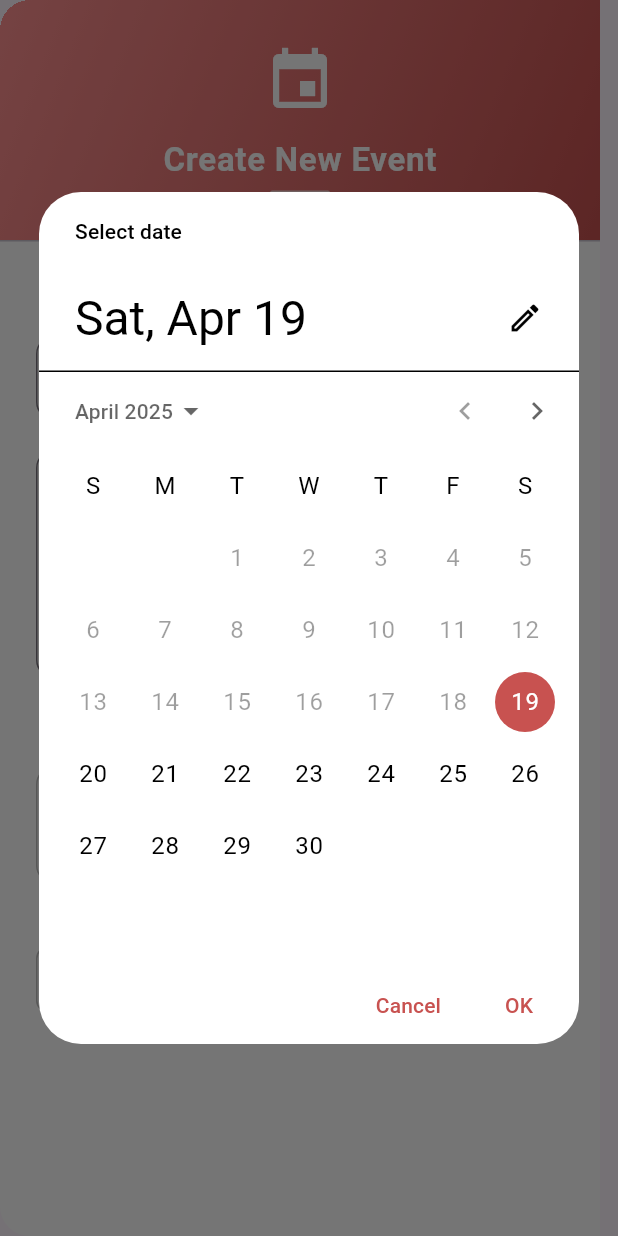
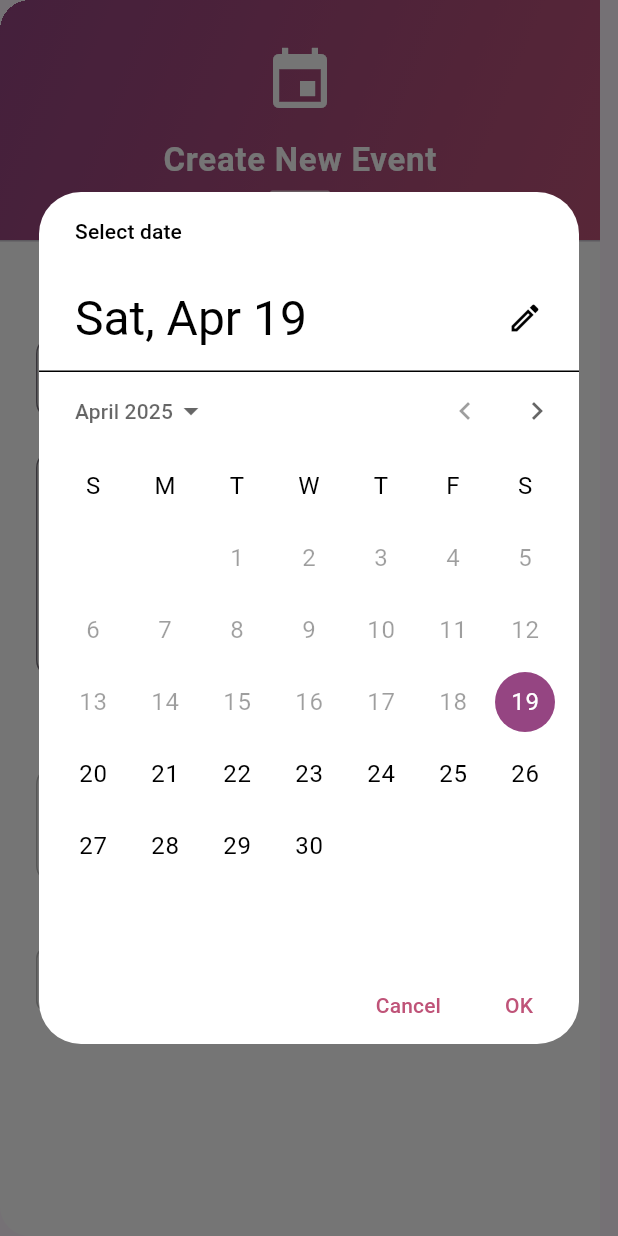
Before and after one commit to SaumyaSM/LifeLinkAdmin, a Flutter app: the CreateEvents widget shown alone on an empty page, opened directly with empty values, after a tap on "Selected Date", on a phone screen of 412 x 824 dp. Run offline on Flutter 3.47's test engine with Material 3 defaults, Android fonts, the phone set to English and light mode, and no system bars; drawn by our look-alikes of modal_progress_hud_nsn; our stand-ins replace cloud_firestore, easy_sidemenu, firebase_auth, firebase_core, loading_animation_widget; missing offline and left inert: m_toast; accounts and stored records are empty.

Commit message:
event screen ui

```diff
--- a/lib/screens/events/create_event.dart
+++ b/lib/screens/events/create_event.dart
@@ -43,7 +43,7 @@ class _CreateEventsState extends State<CreateEvents> {
               DrawerHeader(
                 decoration: const BoxDecoration(
                   gradient: LinearGradient(
-                    colors: [kPeachColor, kOrangeColor],
+                    colors: [kPurpleColor, kPinkColor],
                     begin: Alignment.topLeft,
                     end: Alignment.bottomRight,
                   ),
@@ -92,7 +92,7 @@ class _CreateEventsState extends State<CreateEvents> {
                         child: Text(
                           'Event Details',
                           style: TextStyle(
-                            color: kOrangeColor,
+                            color: kPinkColor,
                             fontWeight: FontWeight.w500,
                             fontSize: 16,
                           ),
@@ -106,7 +106,7 @@ class _CreateEventsState extends State<CreateEvents> {
                           hintText: 'Enter event title',
                           prefixIcon: const Icon(
                             Icons.title,
-                            color: kOrangeColor,
+                            color: kPinkColor,
                           ),
                           border: OutlineInputBorder(
                             borderRadius: BorderRadius.circular(12),
@@ -115,7 +115,7 @@ class _CreateEventsState extends State<CreateEvents> {
                           focusedBorder: OutlineInputBorder(
                             borderRadius: BorderRadius.circular(12),
                             borderSide: const BorderSide(
-                              color: kOrangeColor,
+                              color: kPinkColor,
                               width: 2,
                             ),
                           ),
@@ -134,7 +134,7 @@ class _CreateEventsState extends State<CreateEvents> {
                           alignLabelWithHint: true,
                           prefixIcon: const Padding(
                             padding: EdgeInsets.only(bottom: 80),
-                            child: Icon(Icons.description, color: kOrangeColor),
+                            child: Icon(Icons.description, color: kPinkColor),
                           ),
                           border: OutlineInputBorder(
                             borderRadius: BorderRadius.circular(12),
@@ -143,7 +143,7 @@ class _CreateEventsState extends State<CreateEvents> {
                           focusedBorder: OutlineInputBorder(
                             borderRadius: BorderRadius.circular(12),
                             borderSide: const BorderSide(
-                              color: kOrangeColor,
+                              color: kPinkColor,
                               width: 2,
                             ),
                           ),
@@ -159,7 +159,7 @@ class _CreateEventsState extends State<CreateEvents> {
                         child: Text(
                           'Event Date',
                           style: TextStyle(
-                            color: kOrangeColor,
+                            color: kPinkColor,
                             fontWeight: FontWeight.w500,
                             fontSize: 16,
                           ),
@@ -182,7 +182,7 @@ class _CreateEventsState extends State<CreateEvents> {
                             children: [
                               const Icon(
                                 Icons.calendar_today,
-                                color: kPeachColor,
+                                color: kOrangeColor,
                               ),
                               const SizedBox(width: 16),
                               Column(
@@ -209,7 +209,7 @@ class _CreateEventsState extends State<CreateEvents> {
                               const Spacer(),
                               const Icon(
                                 Icons.arrow_drop_down,
-                                color: kOrangeColor,
+                                color: kPurpleColor,
                               ),
                             ],
                           ),
@@ -249,7 +249,7 @@ class _CreateEventsState extends State<CreateEvents> {
                               icon: const Icon(Icons.save_outlined),
                               label: const Text('CREATE EVENT'),
                               style: ElevatedButton.styleFrom(
-                                backgroundColor: kOrangeColor,
+                                backgroundColor: kPurpleColor,
                                 foregroundColor: Colors.white,
                                 elevation: 0,
                                 shape: RoundedRectangleBorder(
@@ -284,12 +284,12 @@ class _CreateEventsState extends State<CreateEvents> {
         return Theme(
           data: Theme.of(context).copyWith(
             colorScheme: const ColorScheme.light(
-              primary: kOrangeColor,
+              primary: kPurpleColor,
               onPrimary: Colors.white,
               onSurface: Colors.black,
             ),
             textButtonTheme: TextButtonThemeData(
-              style: TextButton.styleFrom(foregroundColor: kOrangeColor),
+              style: TextButton.styleFrom(foregroundColor: kPinkColor),
             ),
           ),
           child: child!,
```
Also changed, not shown: lib/screens/events/events_screen.dart (+141 -50 lines).
